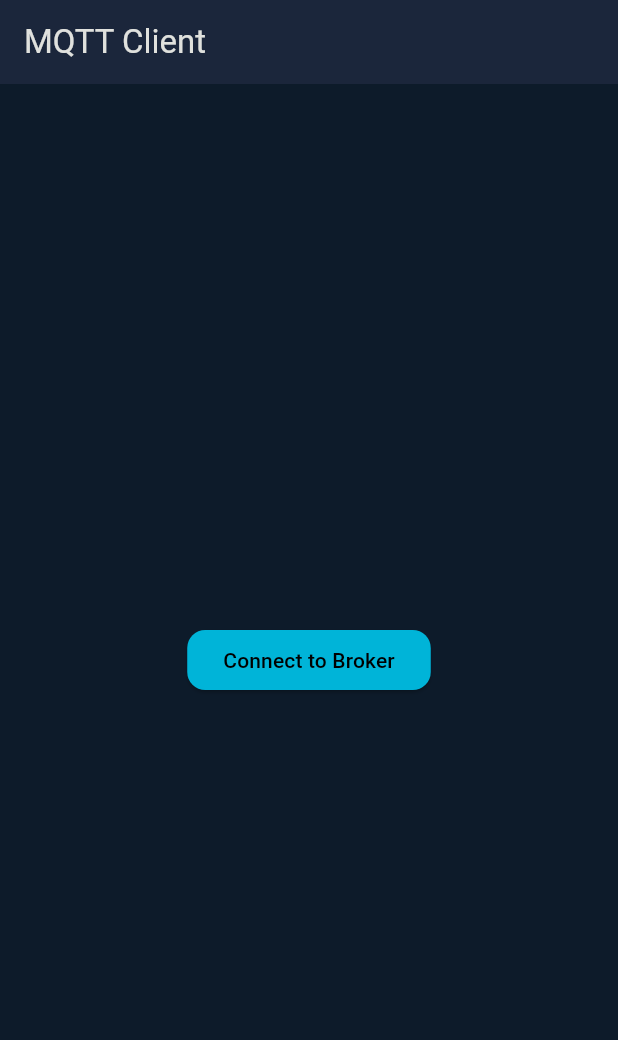
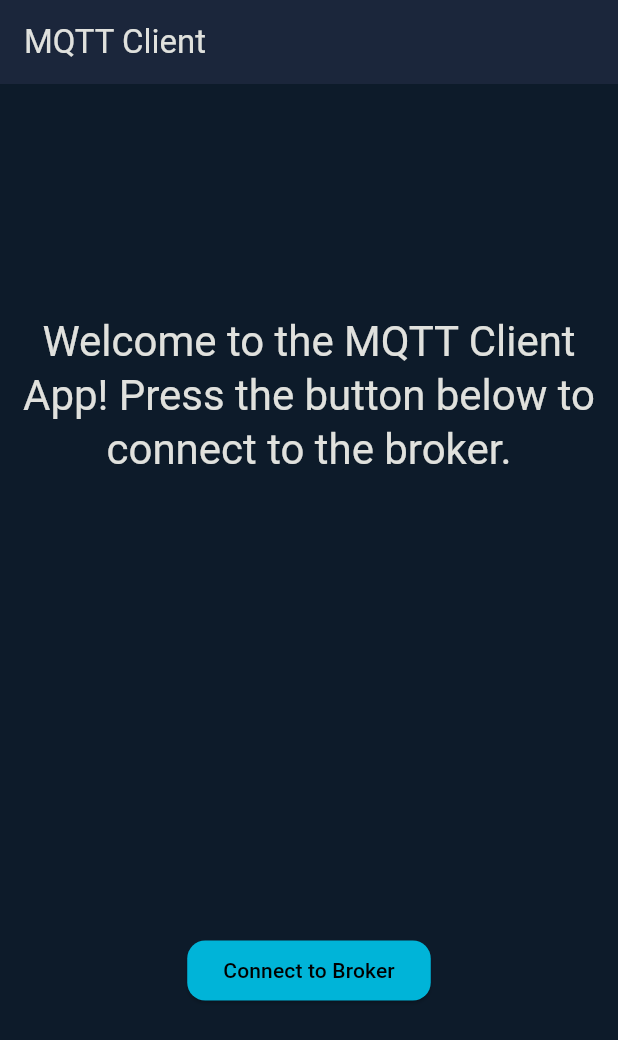
Before and after one commit to MohammadAlZaroo/Image-Transfer-using-MQTT, a Flutter app: the screen it shows after launch, on a phone screen of 412 x 824 dp. Shown: the top 1040 px of the screen. Run offline on Flutter 3.47's test engine with Material 3 defaults, Android fonts, the phone set to English and light mode, and no system bars; missing offline and left inert: mqtt_client.

Commit message:
added welcome message in home page

```diff
--- a/lib/features/home/home_page.dart
+++ b/lib/features/home/home_page.dart
@@ -38,7 +38,15 @@ class _HomePageState extends State<HomePage> {
       appBar: AppBar(
         title: const Text("MQTT Client"),
       ),
-      body: Center(
+      body: Column(
+        mainAxisAlignment: MainAxisAlignment.spaceAround,
+        children: [
+          Text(
+            "Welcome to the MQTT Client App! Press the button below to connect to the broker.",
+            style: Theme.of(context).textTheme.headlineMedium,
+            textAlign: TextAlign.center,
+          ),
+          Center(
             child: loading
                 ? const CircularProgressIndicator()
                 : ElevatedButton(
@@ -46,6 +54,8 @@ class _HomePageState extends State<HomePage> {
                     child: const Text("Connect to Broker"),
                   ),
           ),
+        ],
+      ),
     );
   }
 }
```
Lines whose indentation alone changed are shown as unchanged.
